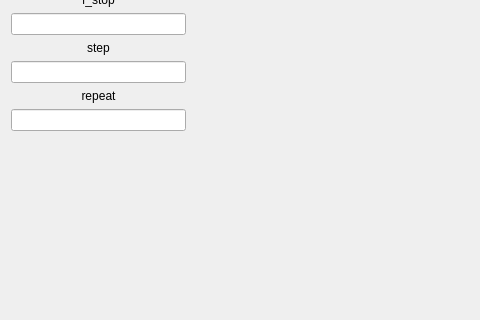
Qt form Interface/window_5.ui (PhiKH/Pico2040) before a commit; both pictures show x 0 to 480 and y 122 to 442 of the 1200 by 800 pixel window.
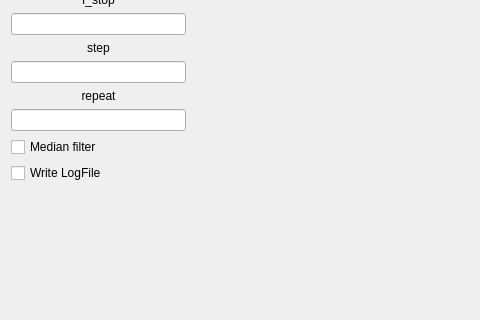
The same form after that commit.

The edit to the form file:
```diff
--- a/Interface/window_5.ui
+++ b/Interface/window_5.ui
@@ -241,6 +241,38 @@
          </property>
         </widget>
        </item>
+       <item>
+        <widget class="QCheckBox" name="ChB_1">
+         <property name="maximumSize">
+          <size>
+           <width>175</width>
+           <height>16777215</height>
+          </size>
+         </property>
+         <property name="text">
+          <string>Median filter</string>
+         </property>
+         <property name="tristate">
+          <bool>false</bool>
+         </property>
+        </widget>
+       </item>
+       <item>
+        <widget class="QCheckBox" name="ChB_2">
+         <property name="maximumSize">
+          <size>
+           <width>175</width>
+           <height>16777215</height>
+          </size>
+         </property>
+         <property name="text">
+          <string>Write LogFile</string>
+         </property>
+         <property name="tristate">
+          <bool>false</bool>
+         </property>
+        </widget>
+       </item>
        <item>
         <spacer name="verticalSpacer">
          <property name="orientation">
```
